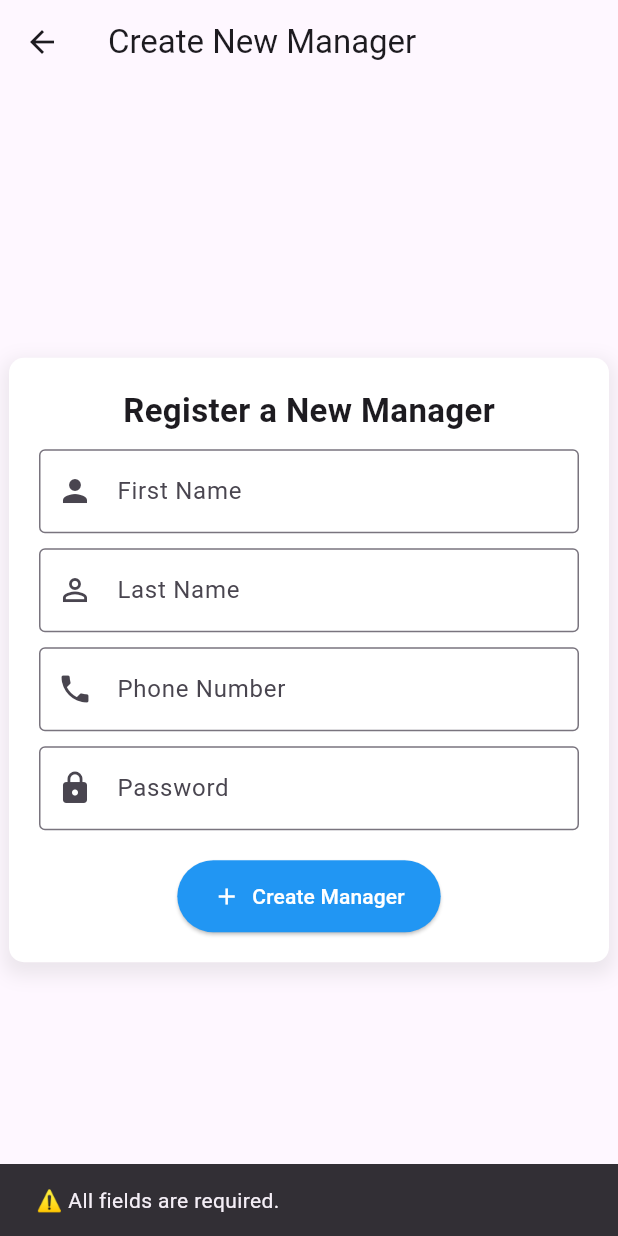
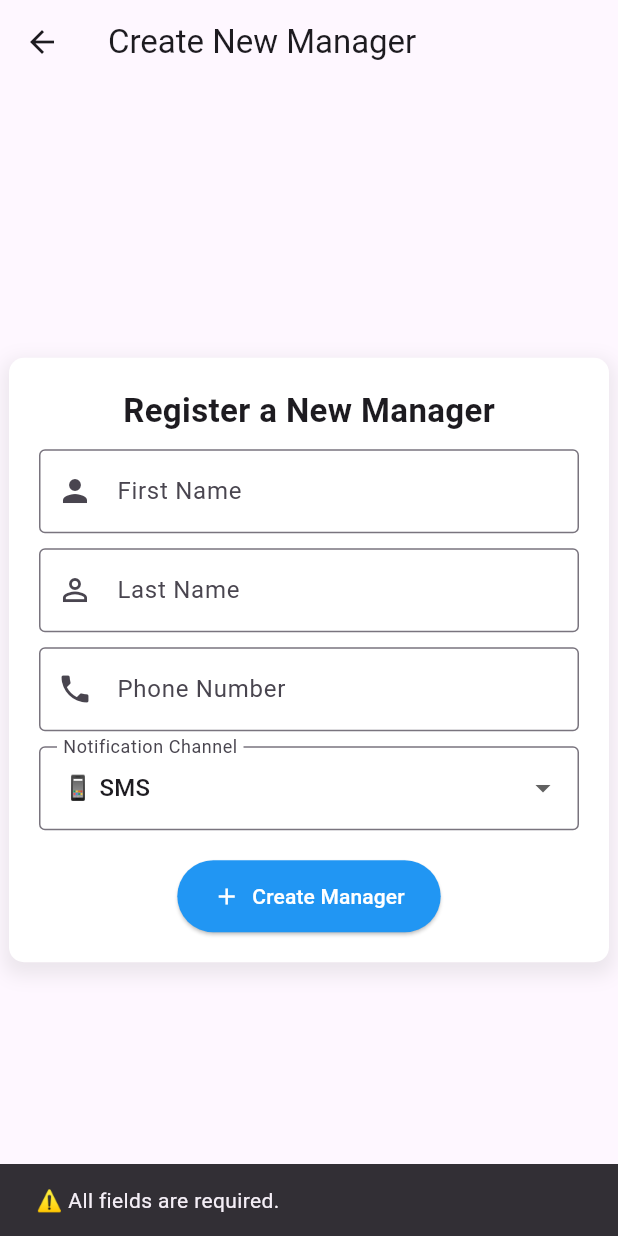
Before and after one commit to bbnoni/pdf_manager_flutter, a Flutter app: the CreateManagerScreen screen opened directly, after a tap on "Create Manager", on a phone screen of 412 x 824 dp. Run offline on Flutter 3.47's test engine with Material 3 defaults, Android fonts, the phone set to English and light mode, and no system bars; our stand-ins replace dio, file_picker, flutter_secure_storage; missing offline and left inert: syncfusion_flutter_pdfviewer; accounts and stored records are empty.

Commit message:
Completed Working App Point  new 20250313 password reset

```diff
--- a/lib/create_manager_screen.dart
+++ b/lib/create_manager_screen.dart
@@ -1,3 +1,5 @@
+import 'dart:math';
+
 import 'package:dio/dio.dart';
 import 'package:flutter/material.dart';
 import 'package:flutter_secure_storage/flutter_secure_storage.dart';
@@ -18,16 +20,21 @@ class _CreateManagerScreenState extends State<CreateManagerScreen> {
   final TextEditingController _firstNameController = TextEditingController();
   final TextEditingController _lastNameController = TextEditingController();
   final TextEditingController _phoneNumberController = TextEditingController();
-  final TextEditingController _passwordController = TextEditingController();
 
   bool _isSubmitting = false;
+  String _selectedChannel = "sms"; // Default channel
+
+  /// **Generate a Random 6-Digit Password**
+  String _generateRandomPassword() {
+    Random random = Random();
+    return (100000 + random.nextInt(900000)).toString(); // 6-digit password
+  }
 
   /// **Create New Manager**
   Future<void> _createManager() async {
     if (_firstNameController.text.trim().isEmpty ||
         _lastNameController.text.trim().isEmpty ||
-        _phoneNumberController.text.trim().isEmpty ||
-        _passwordController.text.trim().isEmpty) {
+        _phoneNumberController.text.trim().isEmpty) {
       _showMessage("⚠️ All fields are required.");
       return;
     }
@@ -37,6 +44,8 @@ class _CreateManagerScreenState extends State<CreateManagerScreen> {
       _showMessage("❌ ERROR: No JWT token found. Please log in again.");
       return;
     }
+
+    String generatedPassword = _generateRandomPassword(); // ✅ Generate password
 
     setState(() {
       _isSubmitting = true;
@@ -49,9 +58,10 @@ class _CreateManagerScreenState extends State<CreateManagerScreen> {
           "first_name": _firstNameController.text.trim(),
           "last_name": _lastNameController.text.trim(),
           "phone_number": _phoneNumberController.text.trim(),
-          "password": _passwordController.text.trim(),
-          "role": "manager", // Ensure new user is a manager
-          "first_login": true, // ✅ Force first login reset
+          "password": generatedPassword, // ✅ Auto-generated password
+          "role": "manager",
+          "first_login": true,
+          "notify_channel": _selectedChannel, // ✅ Include selected channel
         },
         options: Options(headers: {
           'Authorization': 'Bearer $token',
@@ -60,8 +70,11 @@ class _CreateManagerScreenState extends State<CreateManagerScreen> {
       );
 
       if (response.statusCode == 201) {
+        print("✅ Manager created successfully.");
+        _sendNotification(_selectedChannel, _phoneNumberController.text.trim(),
+            generatedPassword);
         _showMessage(
-            "✅ Manager created successfully! First login reset required.");
+            "✅ Manager created! Credentials sent via $_selectedChannel.");
         _clearFields();
       } else {
         _showMessage("❌ Failed to create manager.");
@@ -77,12 +90,24 @@ class _CreateManagerScreenState extends State<CreateManagerScreen> {
     }
   }
 
+  /// **Simulate Sending Notification (Print Debugging)**
+  void _sendNotification(String channel, String phoneNumber, String password) {
+    String message = "📩 Your new login password is: $password";
+
+    if (channel == "sms") {
+      print("📱 SMS sent to $phoneNumber: $message");
+    } else if (channel == "email") {
+      print("📩 Email sent to associated email for $phoneNumber: $message");
+    } else if (channel == "whatsapp") {
+      print("💬 WhatsApp message sent to $phoneNumber: $message");
+    }
+  }
+
   /// **Clear Input Fields After Submission**
   void _clearFields() {
     _firstNameController.clear();
     _lastNameController.clear();
     _phoneNumberController.clear();
-    _passwordController.clear();
   }
 
   /// **Show Message**
@@ -128,9 +153,28 @@ class _CreateManagerScreenState extends State<CreateManagerScreen> {
               _buildTextField(
                   _phoneNumberController, "Phone Number", Icons.phone,
                   isNumber: true),
+
               const SizedBox(height: 10),
-              _buildTextField(_passwordController, "Password", Icons.lock,
-                  isPassword: true),
+
+              /// **Notification Channel Dropdown**
+              DropdownButtonFormField<String>(
+                value: _selectedChannel,
+                items: const [
+                  DropdownMenuItem(value: "sms", child: Text("📱 SMS")),
+                  DropdownMenuItem(value: "email", child: Text("📩 Email")),
+                  DropdownMenuItem(
+                      value: "whatsapp", child: Text("💬 WhatsApp")),
+                ],
+                onChanged: (value) {
+                  setState(() {
+                    _selectedChannel = value!;
+                  });
+                },
+                decoration: const InputDecoration(
+                  labelText: "Notification Channel",
+                  border: OutlineInputBorder(),
+                ),
+              ),
 
               const SizedBox(height: 20),
 
--- a/lib/login_screen.dart
+++ b/lib/login_screen.dart
@@ -260,7 +260,7 @@ class _LoginScreenState extends State<LoginScreen> {
                 },
                 child: const Text(
                   "Not yet registered? Sign up",
-                  style: TextStyle(color: Colors.blue),
+                  //style: TextStyle(color: Colors.blue),
                 ),
               ),
             ],
```
